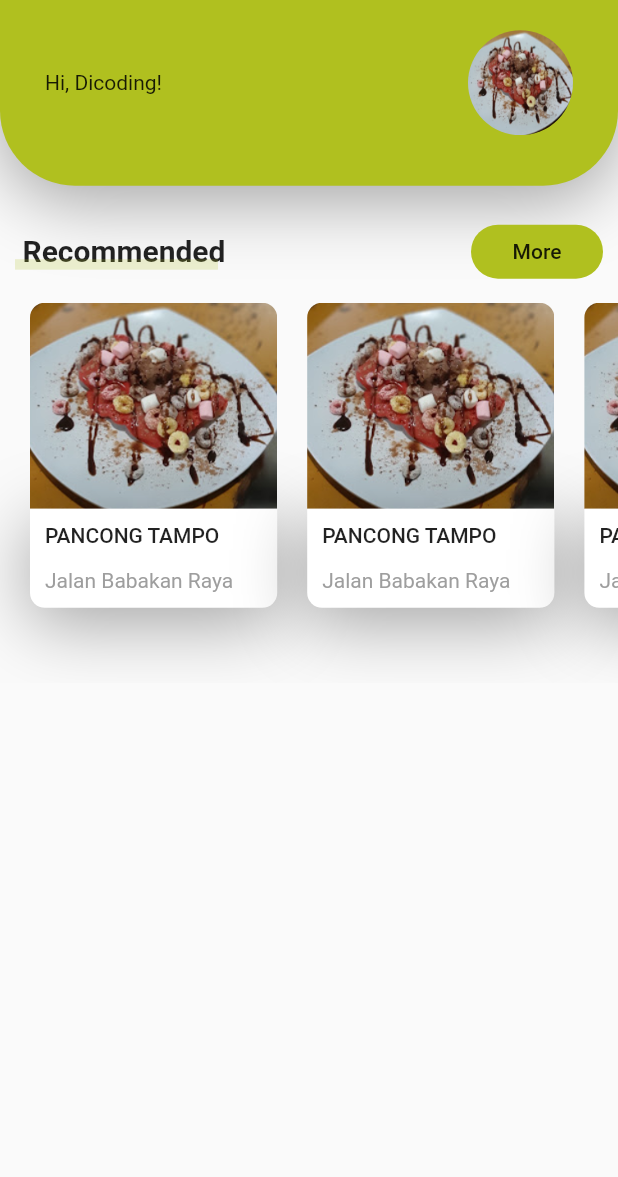
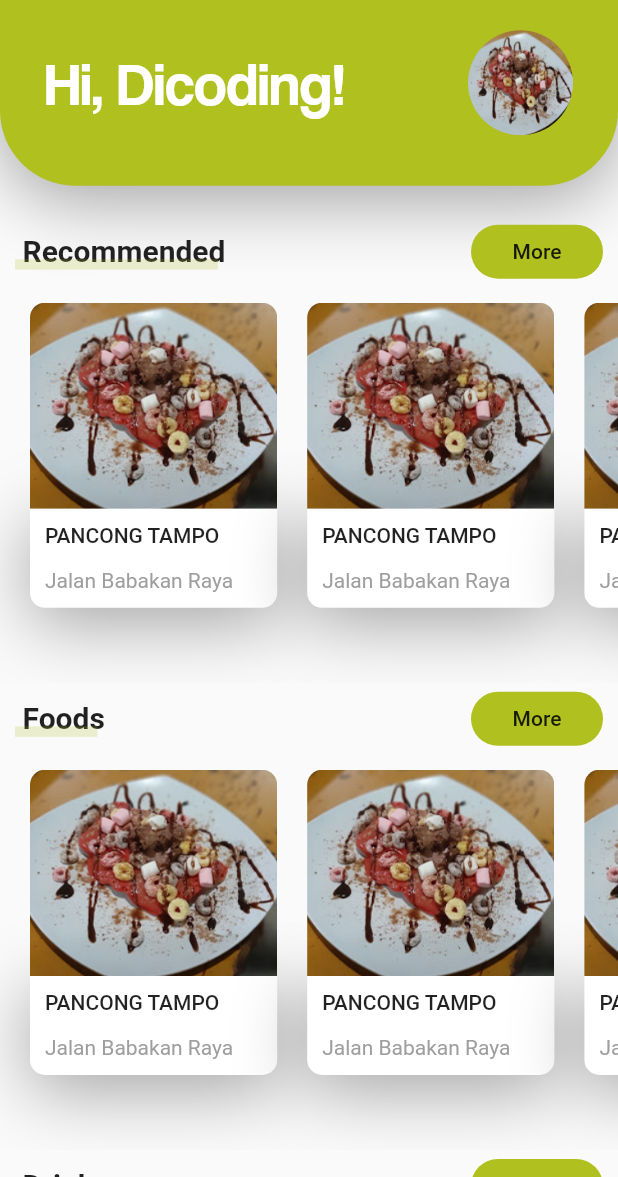
Before and after one commit to aryoaditya/flutter-kuliner-dramaga, a Flutter app: the screen it shows after launch, on a phone screen of 412 x 824 dp, the part 59-1236 px from its top. Run offline on Flutter 3.47's test engine with Material 2 defaults, Android fonts, the light colour scheme and no system bars.

Commit message:
tambah content foods and drinks

```diff
--- a/lib/home_sreen.dart
+++ /dev/null
@@ -1,219 +0,0 @@
-// ignore_for_file: deprecated_member_use
-
-import 'package:flutter/material.dart';
-import 'package:kuliner_dramaga/constants.dart';
-
-class HomeScreen extends StatelessWidget {
-  const HomeScreen({Key? key}) : super(key: key);
-
-  @override
-  Widget build(BuildContext context) {
-    return Scaffold(
-      appBar: AppBar(elevation: 0, title: const Text('Kuliner Dramaga')),
-      body: const Body(),
-    );
-  }
-}
-
-class Body extends StatelessWidget {
-  const Body({Key? key}) : super(key: key);
-
-  @override
-  Widget build(BuildContext context) {
-    // ukuran layar
-    Size size = MediaQuery.of(context).size;
-
-    return Column(
-      children: <Widget>[
-        // Greeting
-        Stack(
-          children: <Widget>[
-            Container(
-              margin: const EdgeInsets.only(bottom: 20),
-              padding: const EdgeInsets.only(left: 30, right: 30, bottom: 30),
-              height: size.height * 0.13,
-              decoration: BoxDecoration(
-                  color: primColor,
-                  borderRadius: const BorderRadius.only(
-                    bottomLeft: Radius.circular(50),
-                    bottomRight: Radius.circular(50),
-                  ),
-                  boxShadow: [
-                    BoxShadow(
-                        offset: const Offset(0, 10),
-                        blurRadius: 40,
-                        color: Colors.black.withOpacity(0.35))
-                  ]),
-              child: Row(
-                mainAxisAlignment: MainAxisAlignment.spaceBetween,
-                children: <Widget>[
-                  const Text('Hi, Dicoding!'),
-                  Container(
-                    height: 70,
-                    width: 70,
-                    decoration: const BoxDecoration(
-                        shape: BoxShape.circle,
-                        image: DecorationImage(
-                            image: AssetImage('assets/images/tampo.png'),
-                            fit: BoxFit.fill)),
-                  ),
-                ],
-              ),
-            ),
-          ],
-        ),
-        // Content
-        SingleChildScrollView(
-            child: Column(
-          children: <Widget>[
-            Padding(
-              padding: const EdgeInsets.symmetric(horizontal: 10),
-              child: Row(
-                mainAxisAlignment: MainAxisAlignment.spaceBetween,
-                children: [
-                  const TitleWithCustomUnderlined(text: "Recommended"),
-                  FlatButton(
-                    shape: RoundedRectangleBorder(
-                        borderRadius: BorderRadius.circular(20)),
-                    color: primColor,
-                    onPressed: () {},
-                    child: const Text("More"),
-                  )
-                ],
-              ),
-            ),
-            SingleChildScrollView(
-              scrollDirection: Axis.horizontal,
-              child: Row(
-                children: [
-                  RecommendedCulinary(
-                    image: 'assets/images/tampo.png',
-                    title: "Pancong Tampo\n".toUpperCase(),
-                    street: "Jalan Babakan Raya",
-                    press: () {},
-                  ),
-                  RecommendedCulinary(
-                    image: 'assets/images/tampo.png',
-                    title: "Pancong Tampo\n".toUpperCase(),
-                    street: "Jalan Babakan Raya",
-                    press: () {},
-                  ),
-                  RecommendedCulinary(
-                    image: 'assets/images/tampo.png',
-                    title: "Pancong Tampo\n".toUpperCase(),
-                    street: "Jalan Babakan Raya",
-                    press: () {},
-                  ),
-                ],
-              ),
-            ),
-          ],
-        )),
-      ],
-    );
-  }
-}
-
-class RecommendedCulinary extends StatelessWidget {
-  const RecommendedCulinary({
-    Key? key,
-    required this.image,
-    required this.title,
-    required this.street,
-    required this.press,
-  }) : super(key: key);
-
-  final String image, title, street;
-  final VoidCallback press;
-
-  @override
-  Widget build(BuildContext context) {
-    Size size = MediaQuery.of(context).size;
-    return Container(
-      margin: const EdgeInsets.only(
-        left: defaultPadding,
-        top: defaultPadding / 2,
-        bottom: defaultPadding * 2.5,
-      ),
-      width: size.width * 0.4,
-      child: Column(
-        children: <Widget>[
-          ClipRRect(
-            borderRadius: const BorderRadius.only(
-              topLeft: Radius.circular(10),
-              topRight: Radius.circular(10),
-            ),
-            child: Image.asset(image),
-          ),
-          GestureDetector(
-            onTap: press,
-            child: Container(
-              padding: const EdgeInsets.all(defaultPadding / 2),
-              decoration: BoxDecoration(
-                  color: Colors.white,
-                  borderRadius: const BorderRadius.only(
-                      bottomLeft: Radius.circular(10),
-                      bottomRight: Radius.circular(10)),
-                  boxShadow: [
-                    BoxShadow(
-                        offset: const Offset(0, 10),
-                        blurRadius: 40,
-                        color: Colors.black.withOpacity(0.35))
-                  ]),
-              child: Row(children: <Widget>[
-                RichText(
-                    text: TextSpan(children: [
-                  TextSpan(
-                    text: "$title\n".toUpperCase(),
-                    style: Theme.of(context).textTheme.button,
-                  ),
-                  TextSpan(
-                      text: street,
-                      style: TextStyle(
-                        color: Colors.grey,
-                        height: 1,
-                      ))
-                ]))
-              ]),
-            ),
-          )
-        ],
-      ),
-    );
-  }
-}
-
-class TitleWithCustomUnderlined extends StatelessWidget {
-  const TitleWithCustomUnderlined({
-    Key? key,
-    required this.text,
-  }) : super(key: key);
-
-  final String text;
-
-  @override
-  Widget build(BuildContext context) {
-    return Container(
-        height: 24,
-        child: Stack(
-          children: <Widget>[
-            Padding(
-              padding: const EdgeInsets.only(left: defaultPadding / 4),
-              child: Text(text,
-                  style: const TextStyle(
-                      fontSize: 20, fontWeight: FontWeight.bold)),
-            ),
-            Positioned(
-              bottom: 0,
-              left: 0,
-              right: 0,
-              child: Container(
-                margin: const EdgeInsets.only(right: defaultPadding / 4),
-                height: 7,
-                color: primColor.withOpacity(0.2),
-              ),
-            )
-          ],
-        ));
-  }
-}
--- a/lib/main.dart
+++ b/lib/main.dart
@@ -1,6 +1,6 @@
 import 'package:flutter/material.dart';
 import 'package:kuliner_dramaga/constants.dart';
-import 'package:kuliner_dramaga/home_sreen.dart';
+import 'package:kuliner_dramaga/screens/home/home_sreen.dart';
 
 void main() => runApp(const MyApp());
 
--- /dev/null
+++ b/lib/screens/home/components/foods_n_drinks.dart
@@ -0,0 +1,71 @@
+import 'package:flutter/material.dart';
+import 'package:kuliner_dramaga/constants.dart';
+
+class FoodsNDrinks extends StatelessWidget {
+  const FoodsNDrinks({
+    Key? key,
+    required this.image,
+    required this.title,
+    required this.street,
+    required this.press,
+  }) : super(key: key);
+
+  final String image, title, street;
+  final VoidCallback press;
+
+  @override
+  Widget build(BuildContext context) {
+    Size size = MediaQuery.of(context).size;
+    return Container(
+      margin: const EdgeInsets.only(
+        left: defaultPadding,
+        top: defaultPadding / 2,
+        bottom: defaultPadding * 2.5,
+      ),
+      width: size.width * 0.4,
+      child: Column(
+        children: <Widget>[
+          ClipRRect(
+            borderRadius: const BorderRadius.only(
+              topLeft: Radius.circular(10),
+              topRight: Radius.circular(10),
+            ),
+            child: Image.asset(image),
+          ),
+          GestureDetector(
+            onTap: press,
+            child: Container(
+              padding: const EdgeInsets.all(defaultPadding / 2),
+              decoration: BoxDecoration(
+                  color: Colors.white,
+                  borderRadius: const BorderRadius.only(
+                      bottomLeft: Radius.circular(10),
+                      bottomRight: Radius.circular(10)),
+                  boxShadow: [
+                    BoxShadow(
+                        offset: const Offset(0, 10),
+                        blurRadius: 40,
+                        color: Colors.black.withOpacity(0.35))
+                  ]),
+              child: Row(children: <Widget>[
+                RichText(
+                    text: TextSpan(children: [
+                  TextSpan(
+                    text: "$title\n".toUpperCase(),
+                    style: Theme.of(context).textTheme.button,
+                  ),
+                  TextSpan(
+                      text: street,
+                      style: const TextStyle(
+                        color: Colors.grey,
+                        height: 1,
+                      ))
+                ]))
+              ]),
+            ),
+          )
+        ],
+      ),
+    );
+  }
+}
--- /dev/null
+++ b/lib/screens/home/components/greeting_bar.dart
@@ -0,0 +1,55 @@
+import 'package:flutter/material.dart';
+import 'package:kuliner_dramaga/constants.dart';
+
+class GreetingBar extends StatelessWidget {
+  const GreetingBar({
+    Key? key,
+  }) : super(key: key);
+
+  @override
+  Widget build(BuildContext context) {
+    Size size = MediaQuery.of(context).size;
+    var defTextStyle = const TextStyle(fontFamily: 'Coolvetica');
+    return Stack(
+      children: <Widget>[
+        Container(
+          margin: const EdgeInsets.only(bottom: 20),
+          padding: const EdgeInsets.only(left: 30, right: 30, bottom: 30),
+          height: size.height * 0.13,
+          decoration: BoxDecoration(
+              color: primColor,
+              borderRadius: const BorderRadius.only(
+                bottomLeft: Radius.circular(50),
+                bottomRight: Radius.circular(50),
+              ),
+              boxShadow: [
+                BoxShadow(
+                    offset: const Offset(0, 10),
+                    blurRadius: 40,
+                    color: Colors.black.withOpacity(0.35))
+              ]),
+          child: Row(
+            mainAxisAlignment: MainAxisAlignment.spaceBetween,
+            children: <Widget>[
+              const Text('Hi, Dicoding!',
+                  style: TextStyle(
+                    color: Colors.white,
+                    fontSize: 40,
+                    fontFamily: 'Coolvetica',
+                  )),
+              Container(
+                height: 70,
+                width: 70,
+                decoration: const BoxDecoration(
+                    shape: BoxShape.circle,
+                    image: DecorationImage(
+                        image: AssetImage('assets/images/tampo.png'),
+                        fit: BoxFit.fill)),
+              ),
+            ],
+          ),
+        ),
+      ],
+    );
+  }
+}
--- /dev/null
+++ b/lib/screens/home/components/recommended_culinaries.dart
@@ -0,0 +1,37 @@
+import 'package:flutter/material.dart';
+import 'foods_n_drinks.dart';
+
+class RecommendedCulinaries extends StatelessWidget {
+  const RecommendedCulinaries({
+    Key? key,
+  }) : super(key: key);
+
+  @override
+  Widget build(BuildContext context) {
+    return SingleChildScrollView(
+      scrollDirection: Axis.horizontal,
+      child: Row(
+        children: [
+          FoodsNDrinks(
+            image: 'assets/images/tampo.png',
+            title: "Pancong Tampo\n".toUpperCase(),
+            street: "Jalan Babakan Raya",
+            press: () {},
+          ),
+          FoodsNDrinks(
+            image: 'assets/images/tampo.png',
+            title: "Pancong Tampo\n".toUpperCase(),
+            street: "Jalan Babakan Raya",
+            press: () {},
+          ),
+          FoodsNDrinks(
+            image: 'assets/images/tampo.png',
+            title: "Pancong Tampo\n".toUpperCase(),
+            street: "Jalan Babakan Raya",
+            press: () {},
+          ),
+        ],
+      ),
+    );
+  }
+}
--- /dev/null
+++ b/lib/screens/home/components/title_with_more_btn.dart
@@ -0,0 +1,69 @@
+// ignore_for_file: deprecated_member_use
+import 'package:flutter/material.dart';
+import 'package:kuliner_dramaga/constants.dart';
+
+class TitleWithMoreBtn extends StatelessWidget {
+  const TitleWithMoreBtn({
+    Key? key,
+    required this.txt,
+    required this.press,
+  }) : super(key: key);
+
+  final String txt;
+  final VoidCallback press;
+
+  @override
+  Widget build(BuildContext context) {
+    return Padding(
+      padding: const EdgeInsets.symmetric(horizontal: 10),
+      child: Row(
+        mainAxisAlignment: MainAxisAlignment.spaceBetween,
+        children: [
+          TitleWithCustomUnderlined(text: txt),
+          FlatButton(
+            shape:
+                RoundedRectangleBorder(borderRadius: BorderRadius.circular(20)),
+            color: primColor,
+            onPressed: press,
+            child: const Text("More"),
+          )
+        ],
+      ),
+    );
+  }
+}
+
+class TitleWithCustomUnderlined extends StatelessWidget {
+  const TitleWithCustomUnderlined({
+    Key? key,
+    required this.text,
+  }) : super(key: key);
+
+  final String text;
+
+  @override
+  Widget build(BuildContext context) {
+    return Container(
+        height: 24,
+        child: Stack(
+          children: <Widget>[
+            Padding(
+              padding: const EdgeInsets.only(left: defaultPadding / 4),
+              child: Text(text,
+                  style: const TextStyle(
+                      fontSize: 20, fontWeight: FontWeight.bold)),
+            ),
+            Positioned(
+              bottom: 0,
+              left: 0,
+              right: 0,
+              child: Container(
+                margin: const EdgeInsets.only(right: defaultPadding / 4),
+                height: 7,
+                color: primColor.withOpacity(0.2),
+              ),
+            )
+          ],
+        ));
+  }
+}
--- /dev/null
+++ b/lib/screens/home/home_sreen.dart
@@ -0,0 +1,48 @@
+// ignore_for_file: deprecated_member_use
+
+import 'package:flutter/material.dart';
+// import 'package:kuliner_dramaga/constants.dart';
+import 'components/greeting_bar.dart';
+import 'components/recommended_culinaries.dart';
+import 'components/title_with_more_btn.dart';
+
+var defTextStyle = const TextStyle(fontFamily: 'Coolvetica');
+
+class HomeScreen extends StatelessWidget {
+  const HomeScreen({Key? key}) : super(key: key);
+
+  @override
+  Widget build(BuildContext context) {
+    return Scaffold(
+      appBar: AppBar(elevation: 0, title: const Text('Kuliner Dramaga')),
+      body: const Body(),
+    );
+  }
+}
+
+class Body extends StatelessWidget {
+  const Body({Key? key}) : super(key: key);
+
+  @override
+  Widget build(BuildContext context) {
+    return SingleChildScrollView(
+        child: Column(
+      children: <Widget>[
+        // Greeting
+        const GreetingBar(),
+        // title Recommended
+        TitleWithMoreBtn(txt: "Recommended", press: () {}),
+        // content recommended
+        const RecommendedCulinaries(),
+        // title Foods
+        TitleWithMoreBtn(txt: "Foods", press: () {}),
+        // content Foods
+        const RecommendedCulinaries(),
+        // title Drinks
+        TitleWithMoreBtn(txt: "Drinks", press: () {}),
+        // content Drinks
+        const RecommendedCulinaries(),
+      ],
+    ));
+  }
+}
```
Also changed, not shown: pubspec.yaml (+5 -6 lines), assets/fonts/coolvetica-compressed-hv.otf (added), assets/fonts/coolvetica-rg-it.otf (added), assets/fonts/coolvetica-rg.otf (added).
